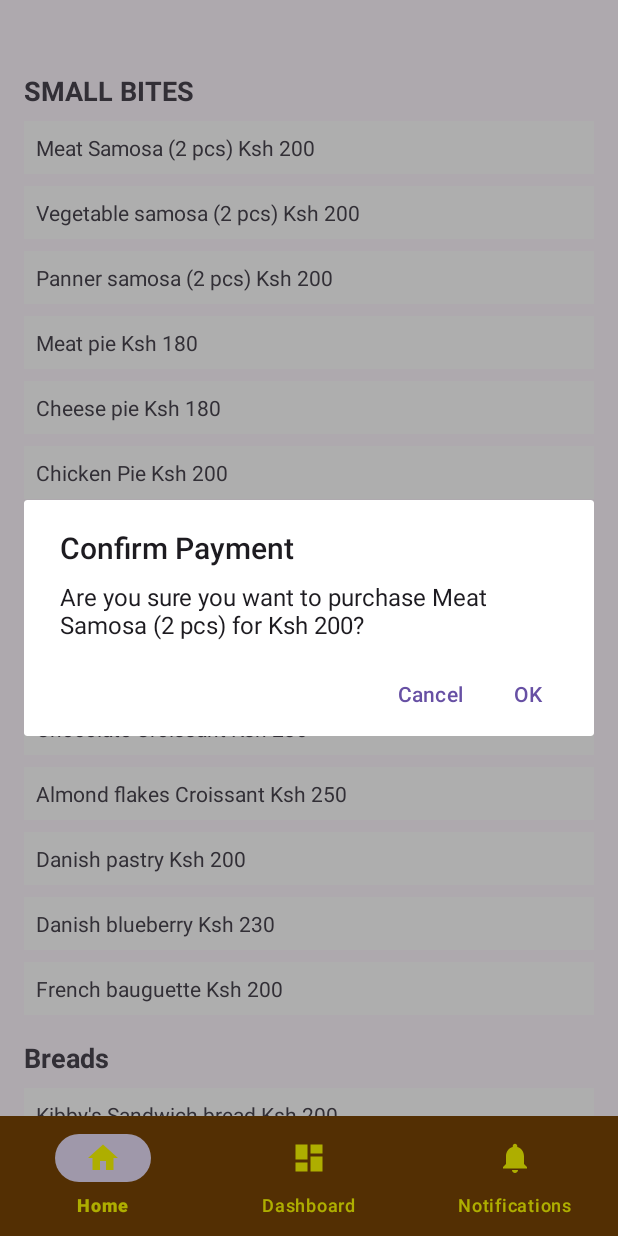
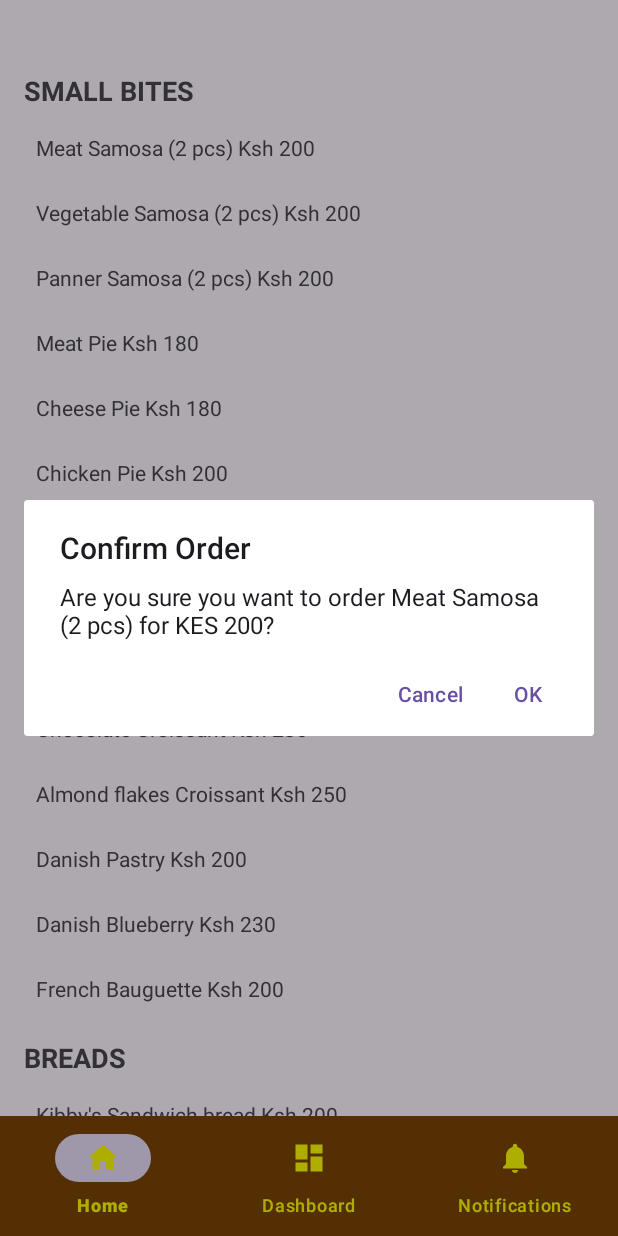
Before and after one commit to rayfrank/KibbysKitchenApp, an Android app: the Menu screen opened directly, with no data from a screen before it, after a tap on "Meat Samosa (2 pcs) Ksh 200", on a phone screen of 412 x 824 dp. Run offline under Robolectric (Android 15) with nearby library versions, the phone set to English and light mode, and no system bars.

Commit message:
Updates including menu all options on menu clickable

```diff
--- a/app/src/main/AndroidManifest.xml
+++ b/app/src/main/AndroidManifest.xml
@@ -15,6 +15,8 @@
         <activity
             android:name=".Menu"
             android:exported="false" />
+        <activity android:name=".CartActivity" />
+
         <activity
             android:name=".NotificationsActivity"
             android:exported="false" />
--- a/app/src/main/java/com/example/kibbyskitchenapp/Menu.java
+++ b/app/src/main/java/com/example/kibbyskitchenapp/Menu.java
@@ -1,8 +1,8 @@
 package com.example.kibbyskitchenapp;
 
 import android.content.DialogInterface;
+import android.content.Intent;
 import android.os.Bundle;
-import android.view.View;
 import android.widget.TextView;
 import android.widget.Toast;
 
@@ -65,20 +65,24 @@ public class Menu extends AppCompatActivity {
         kibbysFrenchBaguette.setOnClickListener(v -> showPaymentConfirmationDialog("Kibby’s French baguette", 150));
         kibbysGarlicBread.setOnClickListener(v -> showPaymentConfirmationDialog("Kibby’s Garlic bread", 150));
         kibbysFocassioBread.setOnClickListener(v -> showPaymentConfirmationDialog("Kibby’s Focassio bread", 150));
+
+        // Button to view the cart
+        findViewById(R.id.view_cart_button).setOnClickListener(v -> {
+            Intent intent = new Intent(Menu.this, CartActivity.class);
+            startActivity(intent);
+        });
     }
 
     // Method to show the payment confirmation dialog
     private void showPaymentConfirmationDialog(String itemName, int price) {
         AlertDialog.Builder builder = new AlertDialog.Builder(this);
-        builder.setTitle("Confirm Payment");
-        builder.setMessage("Are you sure you want to purchase " + itemName + " for Ksh " + price + "?");
+        builder.setTitle("Confirm Order");
+        builder.setMessage("Are you sure you want to order " + itemName + " for KES " + price + "?");
         builder.setPositiveButton("OK", new DialogInterface.OnClickListener() {
             @Override
             public void onClick(DialogInterface dialog, int which) {
-                // Here you can implement the code to prompt the M-Pesa toolkit for payment
-                // For demonstration purpose, I'll just show a toast
-                // Replace this with the actual M-Pesa toolkit integration
-                showToast("Payment initiated for " + itemName);
+                Cart.getInstance().addItem(new OrderItem(itemName, price));
+                showToast(itemName + " added to cart");
             }
         });
         builder.setNegativeButton("Cancel", null);
--- a/app/src/main/res/layout/activity_menu.xml
+++ b/app/src/main/res/layout/activity_menu.xml
@@ -27,9 +27,9 @@
                 android:text="SMALL BITES"
                 android:textSize="18sp"
                 android:textStyle="bold"
-                android:layout_marginTop="16dp"/>
+                android:layout_marginTop="16dp" />
 
-            <!-- Clickable Item 1 -->
+            <!-- Clickable Items -->
             <TextView
                 android:id="@+id/item_meat_samosa"
                 android:layout_width="match_parent"
@@ -37,49 +37,54 @@
                 android:text="Meat Samosa (2 pcs) Ksh 200"
                 android:clickable="true"
                 android:focusable="true"
-                android:background="@drawable/item_selector"
+                android:background="?attr/selectableItemBackground"
                 android:padding="8dp"
-                android:layout_marginTop="8dp"/>
+                android:layout_marginTop="8dp" />
+
             <TextView
                 android:id="@+id/vegetable_samosa"
                 android:layout_width="match_parent"
                 android:layout_height="wrap_content"
-                android:text="Vegetable samosa (2 pcs) Ksh 200"
+                android:text="Vegetable Samosa (2 pcs) Ksh 200"
                 android:clickable="true"
                 android:focusable="true"
-                android:background="@drawable/item_selector"
+                android:background="?attr/selectableItemBackground"
                 android:padding="8dp"
-                android:layout_marginTop="8dp"/>
+                android:layout_marginTop="8dp" />
+
             <TextView
                 android:id="@+id/Panner_samosa"
                 android:layout_width="match_parent"
                 android:layout_height="wrap_content"
-                android:text="Panner samosa (2 pcs) Ksh 200"
+                android:text="Panner Samosa (2 pcs) Ksh 200"
                 android:clickable="true"
                 android:focusable="true"
-                android:background="@drawable/item_selector"
+                android:background="?attr/selectableItemBackground"
                 android:padding="8dp"
-                android:layout_marginTop="8dp"/>
+                android:layout_marginTop="8dp" />
+
             <TextView
                 android:id="@+id/meatPie"
                 android:layout_width="match_parent"
                 android:layout_height="wrap_content"
-                android:text="Meat pie Ksh 180"
+                android:text="Meat Pie Ksh 180"
                 android:clickable="true"
                 android:focusable="true"
-                android:background="@drawable/item_selector"
+                android:background="?attr/selectableItemBackground"
                 android:padding="8dp"
-                android:layout_marginTop="8dp"/>
+                android:layout_marginTop="8dp" />
+
             <TextView
                 android:id="@+id/cheesepie"
                 android:layout_width="match_parent"
                 android:layout_height="wrap_content"
-                android:text="Cheese pie Ksh 180"
+                android:text="Cheese Pie Ksh 180"
                 android:clickable="true"
                 android:focusable="true"
-                android:background="@drawable/item_selector"
+                android:background="?attr/selectableItemBackground"
                 android:padding="8dp"
-                android:layout_marginTop="8dp"/>
+                android:layout_marginTop="8dp" />
+
             <TextView
                 android:id="@+id/Chicken_Pie"
                 android:layout_width="match_parent"
@@ -87,16 +92,19 @@
                 android:text="Chicken Pie Ksh 200"
                 android:clickable="true"
                 android:focusable="true"
-                android:background="@drawable/item_selector"
+                android:background="?attr/selectableItemBackground"
                 android:padding="8dp"
-                android:layout_marginTop="8dp"/>
+                android:layout_marginTop="8dp" />
+
+            <!-- PASTRIES Category -->
             <TextView
                 android:layout_width="wrap_content"
                 android:layout_height="wrap_content"
-                android:text="Pastires"
+                android:text="PASTRIES"
                 android:textSize="18sp"
                 android:textStyle="bold"
-                android:layout_marginTop="16dp"/>
+                android:layout_marginTop="16dp" />
+
             <TextView
                 android:id="@+id/TeaScones"
                 android:layout_width="match_parent"
@@ -104,9 +112,10 @@
                 android:text="Tea Scones Ksh 100"
                 android:clickable="true"
                 android:focusable="true"
-                android:background="@drawable/item_selector"
+                android:background="?attr/selectableItemBackground"
                 android:padding="8dp"
-                android:layout_marginTop="8dp"/>
+                android:layout_marginTop="8dp" />
+
             <TextView
                 android:id="@+id/PlainCroissant"
                 android:layout_width="match_parent"
@@ -114,9 +123,10 @@
                 android:text="Plain Croissant Ksh 200"
                 android:clickable="true"
                 android:focusable="true"
-                android:background="@drawable/item_selector"
+                android:background="?attr/selectableItemBackground"
                 android:padding="8dp"
-                android:layout_marginTop="8dp"/>
+                android:layout_marginTop="8dp" />
+
             <TextView
                 android:id="@+id/ChocolateCroissant"
                 android:layout_width="match_parent"
@@ -124,9 +134,10 @@
                 android:text="Chocolate Croissant Ksh 230"
                 android:clickable="true"
                 android:focusable="true"
-                android:background="@drawable/item_selector"
+                android:background="?attr/selectableItemBackground"
                 android:padding="8dp"
-                android:layout_marginTop="8dp"/>
+                android:layout_marginTop="8dp" />
+
             <TextView
                 android:id="@+id/AlmondflakesCroissant"
                 android:layout_width="match_parent"
@@ -134,46 +145,52 @@
                 android:text="Almond flakes Croissant Ksh 250"
                 android:clickable="true"
                 android:focusable="true"
-                android:background="@drawable/item_selector"
+                android:background="?attr/selectableItemBackground"
                 android:padding="8dp"
-                android:layout_marginTop="8dp"/>
+                android:layout_marginTop="8dp" />
+
             <TextView
                 android:id="@+id/DanishPastry"
                 android:layout_width="match_parent"
                 android:layout_height="wrap_content"
-                android:text="Danish pastry Ksh 200"
+                android:text="Danish Pastry Ksh 200"
                 android:clickable="true"
                 android:focusable="true"
-                android:background="@drawable/item_selector"
+                android:background="?attr/selectableItemBackground"
                 android:padding="8dp"
-                android:layout_marginTop="8dp"/>
+                android:layout_marginTop="8dp" />
+
             <TextView
                 android:id="@+id/DanishBlueBerry"
                 android:layout_width="match_parent"
                 android:layout_height="wrap_content"
-                android:text="Danish blueberry Ksh 230"
+                android:text="Danish Blueberry Ksh 230"
                 android:clickable="true"
                 android:focusable="true"
-                android:background="@drawable/item_selector"
+                android:background="?attr/selectableItemBackground"
                 android:padding="8dp"
-                android:layout_marginTop="8dp"/>
+                android:layout_marginTop="8dp" />
+
             <TextView
                 android:id="@+id/FrenchBauguette"
                 android:layout_width="match_parent"
                 android:layout_height="wrap_content"
-                android:text="French bauguette Ksh 200"
+                android:text="French Bauguette Ksh 200"
                 android:clickable="true"
                 android:focusable="true"
-                android:background="@drawable/item_selector"
+                android:background="?attr/selectableItemBackground"
                 android:padding="8dp"
-                android:layout_marginTop="8dp"/>
+                android:layout_marginTop="8dp" />
+
+            <!-- BREADS Category -->
             <TextView
                 android:layout_width="wrap_content"
                 android:layout_height="wrap_content"
-                android:text="Breads"
+                android:text="BREADS"
                 android:textSize="18sp"
                 android:textStyle="bold"
-                android:layout_marginTop="16dp"/>
+                android:layout_marginTop="16dp" />
+
             <TextView
                 android:id="@+id/KibbySandwichbread"
                 android:layout_width="match_parent"
@@ -181,9 +198,10 @@
                 android:text="Kibby's Sandwich bread Ksh 200"
                 android:clickable="true"
                 android:focusable="true"
-                android:background="@drawable/item_selector"
+                android:background="?attr/selectableItemBackground"
                 android:padding="8dp"
-                android:layout_marginTop="8dp"/>
+                android:layout_marginTop="8dp" />
+
             <TextView
                 android:id="@+id/KibbysGarliccheesebread"
                 android:layout_width="match_parent"
@@ -191,9 +209,10 @@
                 android:text="Kibby's Garlic cheese bread Ksh 200"
                 android:clickable="true"
                 android:focusable="true"
-                android:background="@drawable/item_selector"
+                android:background="?attr/selectableItemBackground"
                 android:padding="8dp"
-                android:layout_marginTop="8dp"/>
+                android:layout_marginTop="8dp" />
+
             <TextView
                 android:id="@+id/KibbyBananabread"
                 android:layout_width="match_parent"
@@ -201,9 +220,10 @@
                 android:text="Kibby's Banana bread Ksh 220"
                 android:clickable="true"
                 android:focusable="true"
-                android:background="@drawable/item_selector"
+                android:background="?attr/selectableItemBackground"
                 android:padding="8dp"
-                android:layout_marginTop="8dp"/>
+                android:layout_marginTop="8dp" />
+
             <TextView
                 android:id="@+id/KibbySweetbread"
                 android:layout_width="match_parent"
@@ -211,9 +231,10 @@
                 android:text="Kibby's Sweet bread Ksh 220"
                 android:clickable="true"
                 android:focusable="true"
-                android:background="@drawable/item_selector"
+                android:background="?attr/selectableItemBackground"
                 android:padding="8dp"
-                android:layout_marginTop="8dp"/>
+                android:layout_marginTop="8dp" />
+
             <TextView
                 android:id="@+id/KibbyMultigraincerealbread"
                 android:layout_width="match_parent"
@@ -221,9 +242,10 @@
                 android:text="Kibby's Multi grain cereal bread Ksh 220"
                 android:clickable="true"
                 android:focusable="true"
-                android:background="@drawable/item_selector"
+                android:background="?attr/selectableItemBackground"
                 android:padding="8dp"
-                android:layout_marginTop="8dp"/>
+                android:layout_marginTop="8dp" />
+
             <TextView
                 android:id="@+id/KibbysBurgerbuns"
                 android:layout_width="match_parent"
@@ -231,9 +253,9 @@
                 android:text="Kibby’s Burger buns (4pcs) Ksh 120"
                 android:clickable="true"
                 android:focusable="true"
-                android:background="@drawable/item_selector"
+                android:background="?attr/selectableItemBackground"
                 android:padding="8dp"
-                android:layout_marginTop="8dp"/>
+                android:layout_marginTop="8dp" />
 
             <TextView
                 android:id="@+id/KibbysHotdogbuns"
@@ -242,9 +264,9 @@
                 android:text="Kibby’s Hot dog buns (4pcs) Ksh 120"
                 android:clickable="true"
                 android:focusable="true"
-                android:background="@drawable/item_selector"
+                android:background="?attr/selectableItemBackground"
                 android:padding="8dp"
-                android:layout_marginTop="8dp"/>
+                android:layout_marginTop="8dp" />
 
             <TextView
                 android:id="@+id/KibbysFrenchbaguette"
@@ -253,9 +275,9 @@
                 android:text="Kibby’s French baguette Ksh 150"
                 android:clickable="true"
                 android:focusable="true"
-                android:background="@drawable/item_selector"
+                android:background="?attr/selectableItemBackground"
                 android:padding="8dp"
-                android:layout_marginTop="8dp"/>
+                android:layout_marginTop="8dp" />
 
             <TextView
                 android:id="@+id/KibbysGarlicbread"
@@ -264,9 +286,9 @@
                 android:text="Kibby’s Garlic bread Ksh 150"
                 android:clickable="true"
                 android:focusable="true"
-                android:background="@drawable/item_selector"
+                android:background="?attr/selectableItemBackground"
                 android:padding="8dp"
-                android:layout_marginTop="8dp"/>
+                android:layout_marginTop="8dp" />
 
             <TextView
                 android:id="@+id/KibbysFocassiobread"
@@ -275,17 +297,21 @@
                 android:text="Kibby’s Focassio bread Ksh 150"
                 android:clickable="true"
                 android:focusable="true"
-                android:background="@drawable/item_selector"
+                android:background="?attr/selectableItemBackground"
                 android:padding="8dp"
-                android:layout_marginTop="8dp"/>
-            <!-- Add more clickable items in the same pattern -->
+                android:layout_marginTop="8dp" />
 
-            <!-- PASTRIES Category -->
-            <!-- ... Repeat for each category and item ... -->
-
-            <!-- BREADS Category -->
-            <!-- ... Repeat for each category and item ... -->
-
+            <!-- Button to View Cart -->
+            <Button
+                android:id="@+id/view_cart_button"
+                android:layout_width="match_parent"
+                android:layout_height="wrap_content"
+                android:text="View Cart"
+                android:layout_marginTop="16dp"
+                android:padding="16dp"
+                android:background="@color/design_default_color_primary"
+                android:textColor="@android:color/white"
+                android:textStyle="bold" />
         </LinearLayout>
     </ScrollView>
 
@@ -301,4 +327,5 @@
         app:layout_constraintHorizontal_bias="0.0"
         app:layout_constraintStart_toStartOf="parent"
         app:menu="@menu/bottom_navigation_menu" />
+
 </androidx.constraintlayout.widget.ConstraintLayout>
```
Also changed, not shown: app/build.gradle.kts (+13 -2 lines), app/src/main/java/com/example/kibbyskitchenapp/Cart.java (added, +32 -0 lines), app/src/main/java/com/example/kibbyskitchenapp/CartActivity.java (added, +56 -0 lines), app/src/main/java/com/example/kibbyskitchenapp/OrderItem.java (added, +19 -0 lines), app/src/main/res/layout/activity_cart.xml (added, +20 -0 lines), build.gradle.kts (+9 -1 lines).
